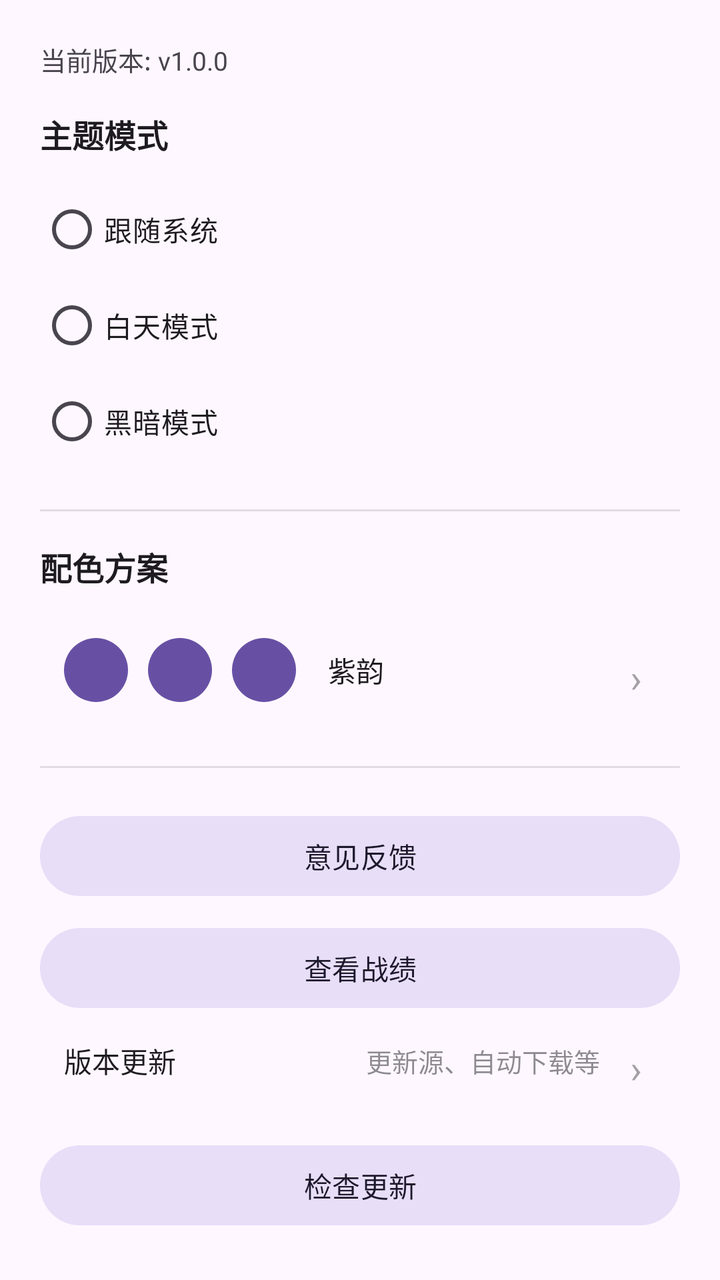
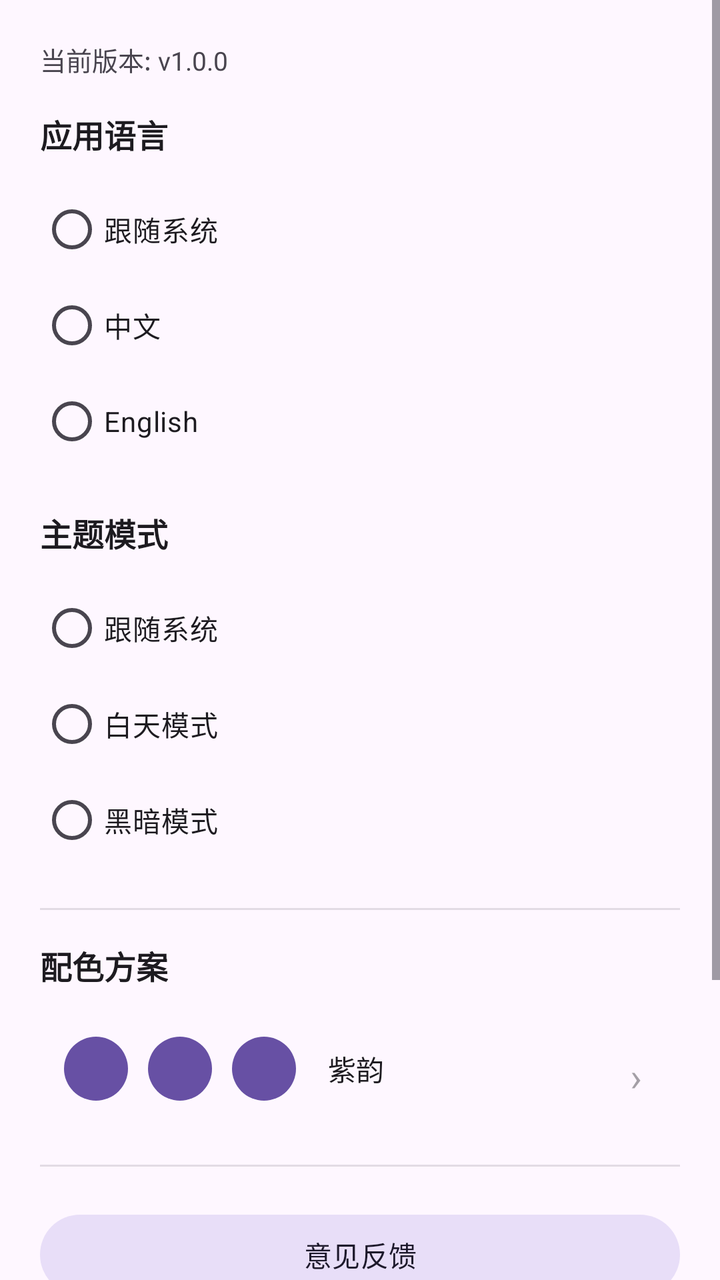

Two renders of the same Android screen: before a commit and after it. Below are the layout's source before the change and the commit's diff.
<!-- AndroidManifest.xml: application theme Theme.GameCenterApp -->
<!-- res/layout/dialog_settings.xml -->
<?xml version="1.0" encoding="utf-8"?>
<ScrollView xmlns:android="http://schemas.android.com/apk/res/android"
    android:layout_width="match_parent"
    android:layout_height="wrap_content"
    android:fillViewport="false">

    <LinearLayout
        android:layout_width="match_parent"
        android:layout_height="wrap_content"
        android:orientation="vertical"
        android:padding="20dp">

        <TextView
            android:id="@+id/tv_current_version"
            android:layout_width="match_parent"
            android:layout_height="wrap_content"
            android:layout_marginBottom="16dp"
            android:text="当前版本: v1.0.0"
            android:textColor="?attr/colorOnSurfaceVariant"
            android:textSize="13sp" />

        <TextView
            android:layout_width="wrap_content"
            android:layout_height="wrap_content"
            android:text="主题模式"
            android:textSize="16sp"
            android:textStyle="bold"
            android:textColor="?android:attr/textColorPrimary"
            android:layout_marginBottom="12dp" />

        <RadioGroup
            android:id="@+id/rg_theme_mode"
            android:layout_width="match_parent"
            android:layout_height="wrap_content"
            android:layout_marginBottom="20dp">

            <RadioButton
                android:id="@+id/rb_system"
                android:layout_width="match_parent"
                android:layout_height="wrap_content"
                android:text="跟随系统"
                android:textSize="14sp"
                android:paddingVertical="8dp" />

            <RadioButton
                android:id="@+id/rb_light"
                android:layout_width="match_parent"
                android:layout_height="wrap_content"
                android:text="白天模式"
                android:textSize="14sp"
                android:paddingVertical="8dp" />

            <RadioButton
                android:id="@+id/rb_dark"
                android:layout_width="match_parent"
                android:layout_height="wrap_content"
                android:text="黑暗模式"
                android:textSize="14sp"
                android:paddingVertical="8dp" />

        </RadioGroup>

        <View
            android:layout_width="match_parent"
            android:layout_height="1dp"
            android:background="?attr/colorOnSurfaceVariant"
            android:alpha="0.15" />

        <TextView
            android:layout_width="wrap_content"
            android:layout_height="wrap_content"
            android:layout_marginTop="16dp"
            android:text="配色方案"
            android:textSize="16sp"
            android:textStyle="bold"
            android:textColor="?android:attr/textColorPrimary"
            android:layout_marginBottom="12dp" />

        <LinearLayout
            android:id="@+id/ll_color_scheme"
            android:layout_width="match_parent"
            android:layout_height="wrap_content"
            android:gravity="center_vertical"
            android:orientation="horizontal"
            android:padding="12dp"
            android:background="?attr/selectableItemBackground"
            android:clickable="true"
            android:focusable="true">

            <View
                android:id="@+id/v_color_primary"
                android:layout_width="32dp"
                android:layout_height="32dp"
                android:background="@drawable/color_circle_bg" />

            <View
                android:id="@+id/v_color_secondary"
                android:layout_width="32dp"
                android:layout_height="32dp"
                android:layout_marginStart="10dp"
                android:background="@drawable/color_circle_bg" />

            <View
                android:id="@+id/v_color_accent"
                android:layout_width="32dp"
                android:layout_height="32dp"
                android:layout_marginStart="10dp"
                android:background="@drawable/color_circle_bg" />

            <TextView
                android:id="@+id/tv_scheme_name"
                android:layout_width="0dp"
                android:layout_height="wrap_content"
                android:layout_marginStart="16dp"
                android:layout_weight="1"
                android:text="紫韵"
                android:textSize="14sp"
                android:textColor="?android:attr/textColorPrimary" />

            <TextView
                android:layout_width="20dp"
                android:layout_height="20dp"
                android:text="›"
                android:textSize="20sp"
                android:gravity="center"
                android:alpha="0.4"
                android:textColor="?android:attr/textColorPrimary" />

        </LinearLayout>

        <View
            android:layout_width="match_parent"
            android:layout_height="1dp"
            android:layout_marginTop="20dp"
            android:layout_marginBottom="4dp"
            android:background="?attr/colorOnSurfaceVariant"
            android:alpha="0.15" />

        <com.google.android.material.button.MaterialButton
            android:id="@+id/btn_feedback"
            style="@style/Widget.Material3.Button.TonalButton"
            android:layout_width="match_parent"
            android:layout_height="48dp"
            android:layout_marginTop="16dp"
            android:text="@string/feedback"
            android:textSize="14sp" />

        <com.google.android.material.button.MaterialButton
            android:id="@+id/btn_view_stats"
            style="@style/Widget.Material3.Button.TonalButton"
            android:layout_width="match_parent"
            android:layout_height="48dp"
            android:layout_marginTop="8dp"
            android:text="查看战绩"
            android:textSize="14sp" />

        <LinearLayout
            android:id="@+id/ll_update_settings"
            android:layout_width="match_parent"
            android:layout_height="wrap_content"
            android:gravity="center_vertical"
            android:orientation="horizontal"
            android:padding="12dp"
            android:background="?attr/selectableItemBackground"
            android:clickable="true"
            android:focusable="true"
            android:layout_marginBottom="12dp">

            <TextView
                android:layout_width="0dp"
                android:layout_height="wrap_content"
                android:layout_weight="1"
                android:text="版本更新"
                android:textSize="14sp"
                android:textColor="?android:attr/textColorPrimary" />

            <TextView
                android:layout_width="wrap_content"
                android:layout_height="wrap_content"
                android:text="更新源、自动下载等"
                android:textSize="13sp"
                android:alpha="0.5"
                android:textColor="?android:attr/textColorPrimary" />

            <TextView
                android:layout_width="20dp"
                android:layout_height="20dp"
                android:layout_marginStart="8dp"
                android:text="›"
                android:textSize="20sp"
                android:gravity="center"
                android:alpha="0.4"
                android:textColor="?android:attr/textColorPrimary" />

        </LinearLayout>

        <com.google.android.material.button.MaterialButton
            android:id="@+id/btn_check_update"
            style="@style/Widget.Material3.Button.TonalButton"
            android:layout_width="match_parent"
            android:layout_height="48dp"
            android:layout_marginTop="4dp"
            android:text="@string/update_check"
            android:textSize="14sp" />

    </LinearLayout>

</ScrollView>
<!-- resources referenced by this layout -->
<resources>
  <string name="feedback">意见反馈</string>
  <string name="update_check">检查更新</string>
  <style name="Theme.GameCenterApp" parent="Theme.Material3.DayNight.NoActionBar">
          <item name="colorPrimary">@color/md_theme_light_primary</item>
          <item name="colorOnPrimary">@color/md_theme_light_on_primary</item>
          <item name="colorPrimaryContainer">@color/md_theme_light_primary_container</item>
          <item name="colorOnPrimaryContainer">@color/md_theme_light_on_primary_container</item>
          <item name="colorSecondary">@color/md_theme_light_secondary</item>
          <item name="colorOnSecondary">@color/md_theme_light_on_secondary</item>
          <item name="colorSecondaryContainer">@color/md_theme_light_secondary_container</item>
          <item name="colorOnSecondaryContainer">@color/md_theme_light_on_secondary_container</item>
          <item name="colorSurface">@color/md_theme_light_surface</item>
          <item name="colorOnSurface">@color/md_theme_light_on_surface</item>
          <item name="colorOnSurfaceVariant">@color/md_theme_light_on_surface_variant</item>
          <item name="android:colorBackground">@color/md_theme_light_background</item>
          <item name="android:statusBarColor">@color/md_theme_light_surface</item>
          <item name="android:navigationBarColor">@color/md_theme_light_surface</item>
          <item name="android:windowLightStatusBar">true</item>
      </style>
  <color name="md_theme_light_primary">#6750A4</color>
  <color name="md_theme_light_on_primary">#FFFFFF</color>
  <color name="md_theme_light_primary_container">#EADDFF</color>
  <color name="md_theme_light_on_primary_container">#21005D</color>
  <color name="md_theme_light_secondary">#625B71</color>
  <color name="md_theme_light_on_secondary">#FFFFFF</color>
  <color name="md_theme_light_secondary_container">#E8DEF8</color>
  <color name="md_theme_light_surface">#FEF7FF</color>
  <color name="md_theme_light_on_surface">#1D1B20</color>
  <color name="md_theme_light_on_surface_variant">#49454F</color>
  <color name="md_theme_light_background">#FEF7FF</color>
  <!-- unchanged entries left out for length: 2 -->
</resources>

<!-- the commit's change to res/layout/dialog_settings.xml (unified diff, before → after) -->
@@ -18,6 +18,47 @@
             android:text="当前版本: v1.0.0"
             android:textColor="?attr/colorOnSurfaceVariant"
             android:textSize="13sp" />
+
+        <TextView
+            android:layout_width="wrap_content"
+            android:layout_height="wrap_content"
+            android:text="应用语言"
+            android:textColor="?android:attr/textColorPrimary"
+            android:textSize="16sp"
+            android:textStyle="bold"
+            android:layout_marginBottom="12dp" />
+
+        <RadioGroup
+            android:id="@+id/rg_language_mode"
+            android:layout_width="match_parent"
+            android:layout_height="wrap_content"
+            android:layout_marginBottom="20dp">
+
+            <RadioButton
+                android:id="@+id/rb_language_system"
+                android:layout_width="match_parent"
+                android:layout_height="wrap_content"
+                android:paddingVertical="8dp"
+                android:text="跟随系统"
+                android:textSize="14sp" />
+
+            <RadioButton
+                android:id="@+id/rb_language_zh"
+                android:layout_width="match_parent"
+                android:layout_height="wrap_content"
+                android:paddingVertical="8dp"
+                android:text="中文"
+                android:textSize="14sp" />
+
+            <RadioButton
+                android:id="@+id/rb_language_en"
+                android:layout_width="match_parent"
+                android:layout_height="wrap_content"
+                android:paddingVertical="8dp"
+                android:text="English"
+                android:textSize="14sp" />
+
+        </RadioGroup>
 
         <TextView
             android:layout_width="wrap_content"
@@ -138,7 +179,7 @@
 
         <com.google.android.material.button.MaterialButton
             android:id="@+id/btn_feedback"
-            style="@style/Widget.Material3.Button.TonalButton"
+            style="@style/Widget.GameCenter.Button.Tonal"
             android:layout_width="match_parent"
             android:layout_height="48dp"
             android:layout_marginTop="16dp"
@@ -147,7 +188,7 @@
 
         <com.google.android.material.button.MaterialButton
             android:id="@+id/btn_view_stats"
-            style="@style/Widget.Material3.Button.TonalButton"
+            style="@style/Widget.GameCenter.Button.Tonal"
             android:layout_width="match_parent"
             android:layout_height="48dp"
             android:layout_marginTop="8dp"
@@ -196,7 +237,7 @@
 
         <com.google.android.material.button.MaterialButton
             android:id="@+id/btn_check_update"
-            style="@style/Widget.Material3.Button.TonalButton"
+            style="@style/Widget.GameCenter.Button.Tonal"
             android:layout_width="match_parent"
             android:layout_height="48dp"
             android:layout_marginTop="4dp"
<!-- resource entries referenced after the edit -->
@@ -2,6 +2,18 @@
 <resources>
   <string name="feedback">意见反馈</string>
   <string name="update_check">检查更新</string>
+  <style name="Widget.GameCenter.Button.Tonal" parent="Widget.Material3.Button.TonalButton">
+          <item name="android:minHeight">48dp</item>
+          <item name="minHeight">48dp</item>
+          <item name="android:paddingTop">6dp</item>
+          <item name="android:paddingBottom">6dp</item>
+          <item name="android:paddingStart">12dp</item>
+          <item name="android:paddingEnd">12dp</item>
+          <item name="android:includeFontPadding">true</item>
+          <item name="android:maxLines">2</item>
+          <item name="android:ellipsize">end</item>
+          <item name="android:textAllCaps">false</item>
+      </style>
   <style name="Theme.GameCenterApp" parent="Theme.Material3.DayNight.NoActionBar">
           <item name="colorPrimary">@color/md_theme_light_primary</item>
           <item name="colorOnPrimary">@color/md_theme_light_on_primary</item>
@@ -18,6 +30,8 @@
           <item name="android:statusBarColor">@color/md_theme_light_surface</item>
           <item name="android:navigationBarColor">@color/md_theme_light_surface</item>
           <item name="android:windowLightStatusBar">true</item>
+          <item name="materialButtonStyle">@style/Widget.GameCenter.Button</item>
+          <item name="android:buttonStyle">@style/Widget.GameCenter.PlatformButton</item>
       </style>
   <color name="md_theme_light_primary">#6750A4</color>
   <color name="md_theme_light_on_primary">#FFFFFF</color>
@@ -30,6 +44,27 @@
   <color name="md_theme_light_on_surface">#1D1B20</color>
   <color name="md_theme_light_on_surface_variant">#49454F</color>
   <color name="md_theme_light_background">#FEF7FF</color>
+  <style name="Widget.GameCenter.Button" parent="Widget.Material3.Button">
+          <item name="android:minHeight">48dp</item>
+          <item name="minHeight">48dp</item>
+          <item name="android:paddingTop">6dp</item>
+          <item name="android:paddingBottom">6dp</item>
+          <item name="android:paddingStart">12dp</item>
+          <item name="android:paddingEnd">12dp</item>
+          <item name="android:includeFontPadding">true</item>
+          <item name="android:maxLines">2</item>
+          <item name="android:ellipsize">end</item>
+          <item name="android:textAllCaps">false</item>
+      </style>
+  <style name="Widget.GameCenter.PlatformButton" parent="@android:style/Widget.Material.Button">
+          <item name="android:minHeight">44dp</item>
+          <item name="android:paddingTop">4dp</item>
+          <item name="android:paddingBottom">4dp</item>
+          <item name="android:includeFontPadding">true</item>
+          <item name="android:maxLines">2</item>
+          <item name="android:ellipsize">end</item>
+          <item name="android:textAllCaps">false</item>
+      </style>
   <!-- unchanged entries left out for length: 2 -->
 </resources>
 
